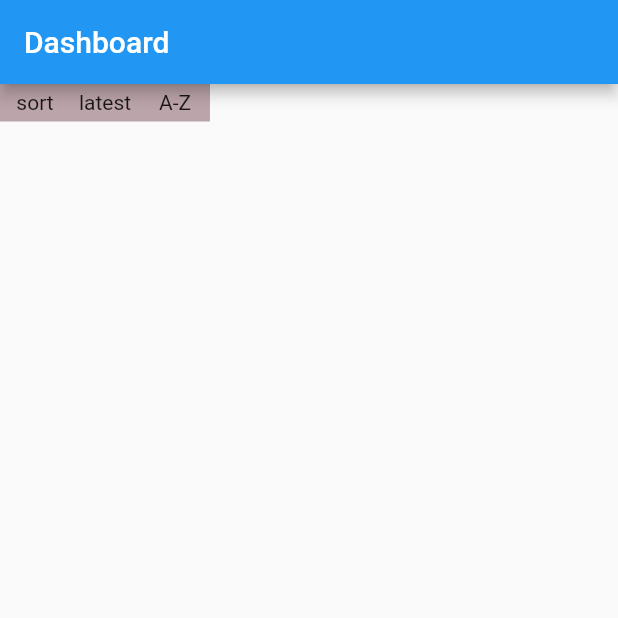
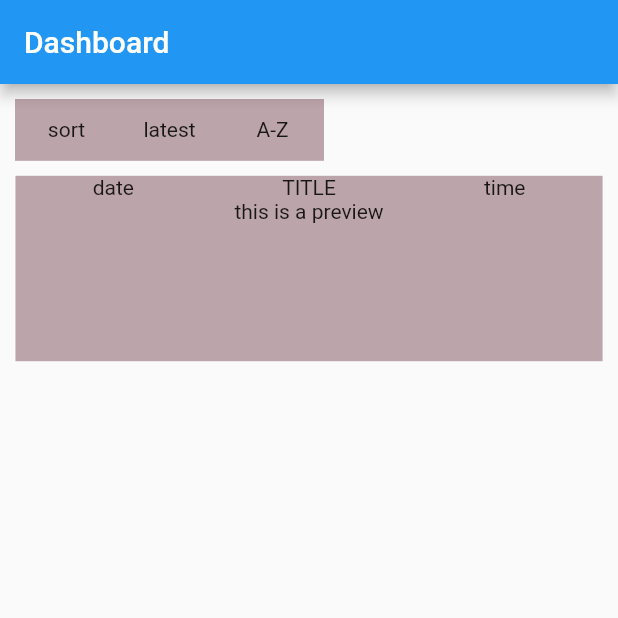
Before and after one commit to MendozaFiona/project_heartsleeve, a Flutter app: the screen it shows after launch, on a phone screen of 412 x 824 dp, the top half of it. Run offline on Flutter 3.47's test engine with Material 2 defaults, Android fonts, the phone set to English and light mode, and no system bars.

Commit message:
container customizations

```diff
--- /dev/null
+++ b/lib/diarypreview.dart
@@ -0,0 +1,47 @@
+import 'package:flutter/material.dart';
+
+class DiaryPreview extends StatelessWidget {
+  @override
+  Widget build(BuildContext context) {
+
+    return Padding(
+      padding: EdgeInsets.only(right: 10.0, left: 10.0, bottom: 5.0),
+
+      child: Container( // CHANGE modify to accomodate two types of sort menu
+        child: Column(
+          children: [
+            Row(
+              children: [
+
+                Expanded(child: Text('date', textAlign: TextAlign.center)),
+
+                Expanded(child: Text('TITLE', textAlign: TextAlign.center)),
+
+                Expanded(child: Text('time', textAlign: TextAlign.center)),
+
+              ], // children
+
+            //padding
+
+          ),
+
+          Row(
+              children: [
+
+                Expanded(child: Text('this is a preview', textAlign: TextAlign.center)),
+
+              ], // children
+
+          )]
+        ),
+
+        color: Color.fromRGBO(160,127,136,0.7),
+        width: MediaQuery.of(context).size.width * .95,
+        height: MediaQuery.of(context).size.height * .15,
+
+      )
+    );
+
+  }
+
+}
--- a/lib/home.dart
+++ b/lib/home.dart
@@ -1,5 +1,6 @@
 import 'package:flutter/material.dart';
 import 'sortmenu.dart';
+import 'diarypreview.dart';
 
 class Home extends StatelessWidget{
 
@@ -22,6 +23,8 @@ class Home extends StatelessWidget{
 
               SortMenu(),
 
+              DiaryPreview(),
+
 
             ],
 
--- a/lib/sortmenu.dart
+++ b/lib/sortmenu.dart
@@ -4,7 +4,12 @@ class SortMenu extends StatelessWidget {
   @override
   Widget build(BuildContext context) {
 
-    return Container( // CHANGE modify to accomodate two types of sort menu
+    return Align(
+      alignment: Alignment.centerLeft,
+
+      child: Padding(
+        padding: EdgeInsets.all(10.0),
+        child: Container( // CHANGE modify to accomodate two types of sort menu
 
           child: Row(
             children: [
@@ -22,9 +27,11 @@ class SortMenu extends StatelessWidget {
           ),
 
           color: Color.fromRGBO(160,127,136,0.7),
-      width: 140.0,
-      height: 25.0,
+          width: MediaQuery.of(context).size.width * 0.5,
+          height: MediaQuery.of(context).size.height * 0.05,
 
+        )
+      )
     );
 
   }
```
Lines whose indentation alone changed are shown as unchanged.
